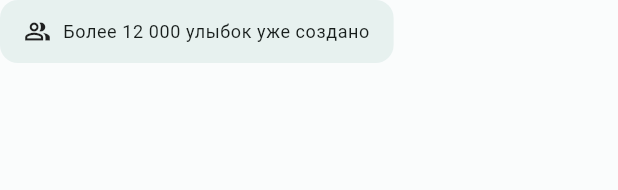
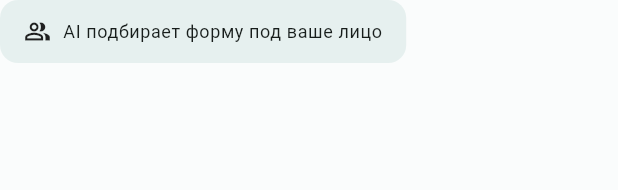
Before and after one commit to parkourcafe/SMILE-simulator, a Flutter app: the _SocialProof widget shown alone on an empty page, opened directly with empty values, on a phone screen of 412 x 824 dp. Shown: the top 190 px of the screen. Run offline on Flutter 3.47's test engine with Material 3 defaults, Android fonts, the phone set to English and light mode, and no system bars; our stand-ins replace dio, flutter_riverpod, go_router, image_picker, supabase_flutter; accounts and stored records are empty; network calls fail.

Commit message:
fix: flutter analyze issues, honest theater copy, branch-based Pages deploy
- resolve all 6 analyzer infos (withValues, initialValue, library directive,
  scoped ignore for legacy anonKey param)
- generation theater: replace unverifiable '12 000 smiles' social proof with
  an honest line (matches hero-site claims policy)
- deploy-pages.yml: publish web/ to gh-pages branch (peaceiris action);
  Pages REST API is not accessible to the workflow token on this repo

Co-Authored-By: Claude Opus 4.8 <noreply@anthropic.com>
Claude-Session: https://claude.ai/code/session_018pnwLEp6uCzGCvSCwPpsYq

```diff
--- a/app/lib/main.dart
+++ b/app/lib/main.dart
@@ -12,6 +12,8 @@ Future<void> main() async {
   if (Env.isConfigured) {
     await Supabase.initialize(
       url: Env.supabaseUrl,
+      // Legacy anon key until the publishable-keys migration.
+      // ignore: deprecated_member_use
       anonKey: Env.supabaseAnonKey,
     );
   }
--- a/app/lib/src/api/models.dart
+++ b/app/lib/src/api/models.dart
@@ -1,4 +1,5 @@
 /// DTOs mirroring the API gateway responses (see backend/app/schemas.py).
+library;
 
 class Style {
   final String id;
--- a/app/lib/src/features/generating/generating_screen.dart
+++ b/app/lib/src/features/generating/generating_screen.dart
@@ -112,7 +112,7 @@ class _SocialProof extends StatelessWidget {
     return Container(
       padding: const EdgeInsets.symmetric(horizontal: 16, vertical: 12),
       decoration: BoxDecoration(
-        color: theme.colorScheme.primary.withOpacity(0.08),
+        color: theme.colorScheme.primary.withValues(alpha: 0.08),
         borderRadius: BorderRadius.circular(12),
       ),
       child: Row(
@@ -122,7 +122,7 @@ class _SocialProof extends StatelessWidget {
           const SizedBox(width: 8),
           Flexible(
             child: Text(
-              'Более 12 000 улыбок уже создано',
+              'AI подбирает форму под ваше лицо',
               style: theme.textTheme.bodySmall,
             ),
           ),
--- a/app/lib/src/features/leads/lead_form_screen.dart
+++ b/app/lib/src/features/leads/lead_form_screen.dart
@@ -38,7 +38,7 @@ class _LeadFormScreenState extends State<LeadFormScreen> {
             ),
             const SizedBox(height: 12),
             DropdownButtonFormField<String>(
-              value: _time,
+              initialValue: _time,
               decoration: const InputDecoration(labelText: 'Preferred time'),
               items: const [
                 DropdownMenuItem(value: 'morning', child: Text('Morning')),
--- a/app/lib/src/features/result/result_screen.dart
+++ b/app/lib/src/features/result/result_screen.dart
@@ -182,7 +182,7 @@ class _CostAnchorState extends ConsumerState<_CostAnchor> {
           margin: const EdgeInsets.fromLTRB(16, 16, 16, 8),
           padding: const EdgeInsets.all(16),
           decoration: BoxDecoration(
-            color: theme.colorScheme.primary.withOpacity(0.06),
+            color: theme.colorScheme.primary.withValues(alpha: 0.06),
             borderRadius: BorderRadius.circular(14),
           ),
           child: Column(
--- a/app/lib/src/features/styles/styles_screen.dart
+++ b/app/lib/src/features/styles/styles_screen.dart
@@ -38,7 +38,7 @@ class StylesScreen extends ConsumerWidget {
                   children: [
                     Expanded(
                       child: Container(
-                        color: Colors.teal.withOpacity(0.1),
+                        color: Colors.teal.withValues(alpha: 0.1),
                         child: s.isPremium
                             ? const Icon(Icons.lock_outline)
                             : const Icon(Icons.face_retouching_natural),
```
Also changed, not shown: 1 other file.
